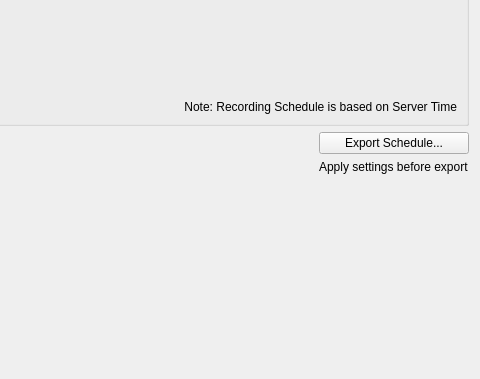
Above: client/src/ui/widgets/properties/camera_schedule_widget.ui from networkoptix/nx_open before the change; both pictures show x 477 to 957 and y 149 to 528 of the 957 by 528 pixel window. Below: the same form after it.
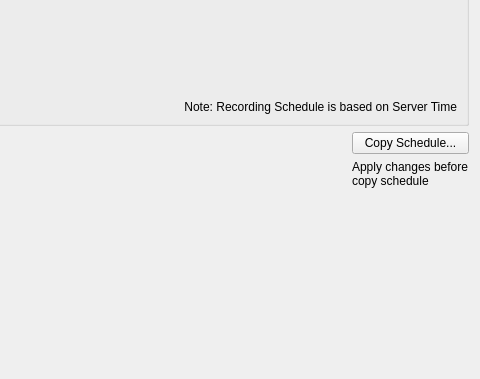
That is the form after the change. Custom widgets are drawn as their Qt base class.

Commit message:
Export schedule -> Copy schedule. Some fixes in "Copy schedule" button activation.
<==== Mercurial data ====>
Branch: master

Patch:
```diff
--- a/client/src/ui/widgets/properties/camera_schedule_widget.ui
+++ b/client/src/ui/widgets/properties/camera_schedule_widget.ui
@@ -564,15 +564,30 @@
       <layout class="QVBoxLayout" name="verticalLayout_5">
        <item>
         <widget class="QPushButton" name="exportScheduleButton">
+         <property name="sizePolicy">
+          <sizepolicy hsizetype="Preferred" vsizetype="Fixed">
+           <horstretch>0</horstretch>
+           <verstretch>0</verstretch>
+          </sizepolicy>
+         </property>
          <property name="text">
-          <string>Export Schedule...</string>
+          <string>Copy Schedule...</string>
          </property>
         </widget>
        </item>
        <item>
         <widget class="QLabel" name="exportWarningLabel">
+         <property name="sizePolicy">
+          <sizepolicy hsizetype="Preferred" vsizetype="Preferred">
+           <horstretch>0</horstretch>
+           <verstretch>0</verstretch>
+          </sizepolicy>
+         </property>
          <property name="text">
-          <string>Apply settings before export</string>
+          <string>Apply changes before copy schedule</string>
+         </property>
+         <property name="wordWrap">
+          <bool>true</bool>
          </property>
         </widget>
        </item>
```
The commit also changes 10 other files.
